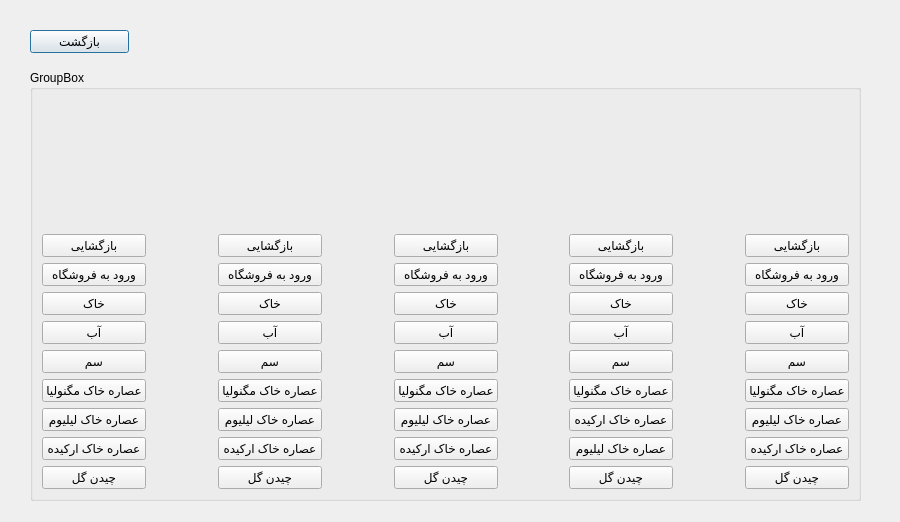
Old version of the form form/greenHouse.ui in the repository mahshid-o/GreenHouse.
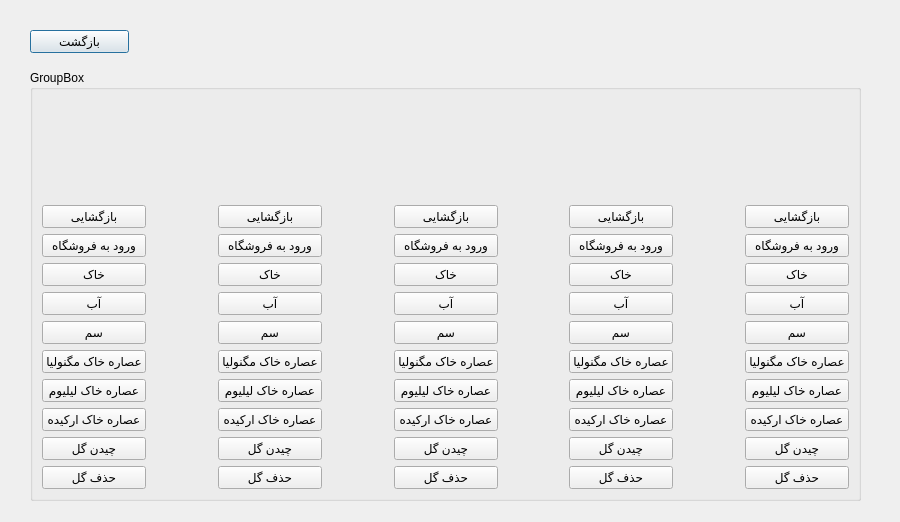
New version of the form. Icons and pictures are not drawn.

Diff of the .ui file:
```diff
--- a/form/greenHouse.ui
+++ b/form/greenHouse.ui
@@ -156,6 +156,13 @@
         </property>
        </widget>
       </item>
+      <item>
+       <widget class="QPushButton" name="DeleteFlower3">
+        <property name="text">
+         <string>حذف گل</string>
+        </property>
+       </widget>
+      </item>
      </layout>
     </item>
     <item row="0" column="6">
@@ -212,13 +219,6 @@
         </property>
        </widget>
       </item>
-      <item>
-       <widget class="QPushButton" name="OsOrkide4">
-        <property name="text">
-         <string>عصاره خاک ارکیده</string>
-        </property>
-       </widget>
-      </item>
       <item>
        <widget class="QPushButton" name="OsLilium4">
         <property name="text">
@@ -226,6 +226,13 @@
         </property>
        </widget>
       </item>
+      <item>
+       <widget class="QPushButton" name="OsOrkide4">
+        <property name="text">
+         <string>عصاره خاک ارکیده</string>
+        </property>
+       </widget>
+      </item>
       <item>
        <widget class="QPushButton" name="saleButton4">
         <property name="text">
@@ -233,6 +240,13 @@
         </property>
        </widget>
       </item>
+      <item>
+       <widget class="QPushButton" name="DeleteFlower4">
+        <property name="text">
+         <string>حذف گل</string>
+        </property>
+       </widget>
+      </item>
      </layout>
     </item>
     <item row="0" column="8">
@@ -310,6 +324,13 @@
         </property>
        </widget>
       </item>
+      <item>
+       <widget class="QPushButton" name="DeleteFlower5">
+        <property name="text">
+         <string>حذف گل</string>
+        </property>
+       </widget>
+      </item>
      </layout>
     </item>
     <item row="0" column="0">
@@ -387,6 +408,13 @@
         </property>
        </widget>
       </item>
+      <item>
+       <widget class="QPushButton" name="DeleteFlower1">
+        <property name="text">
+         <string>حذف گل</string>
+        </property>
+       </widget>
+      </item>
      </layout>
     </item>
     <item row="0" column="2">
@@ -464,6 +492,13 @@
         </property>
        </widget>
       </item>
+      <item>
+       <widget class="QPushButton" name="DeleteFlower2">
+        <property name="text">
+         <string>حذف گل</string>
+        </property>
+       </widget>
+      </item>
      </layout>
     </item>
     <item row="0" column="7">
```
